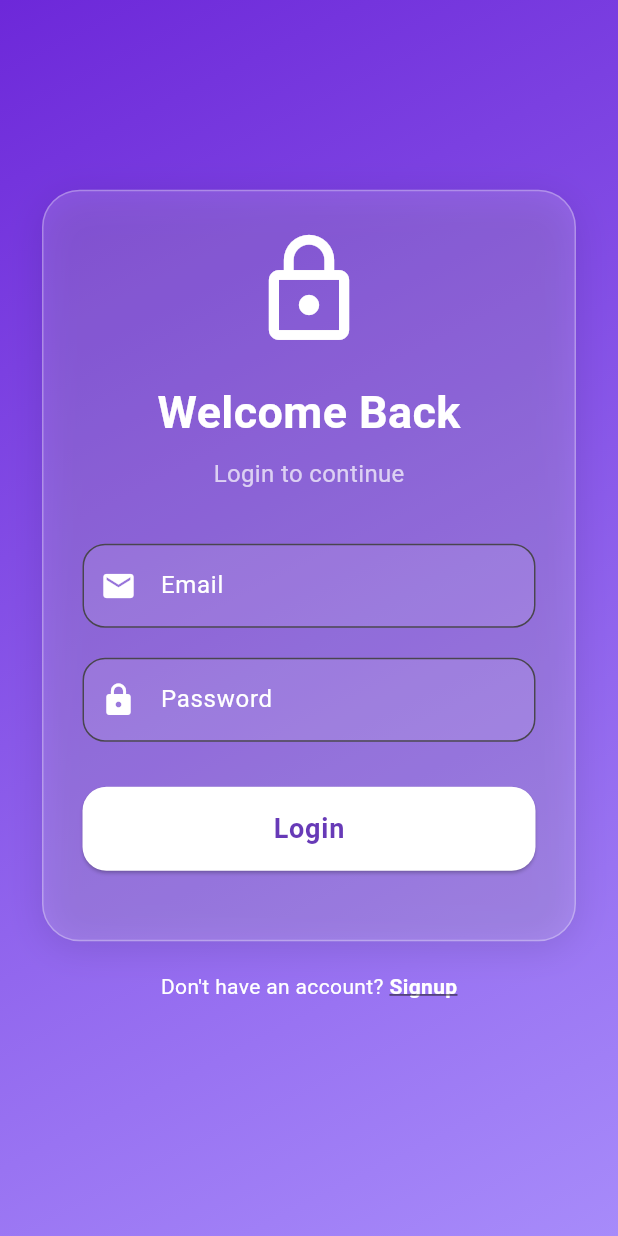
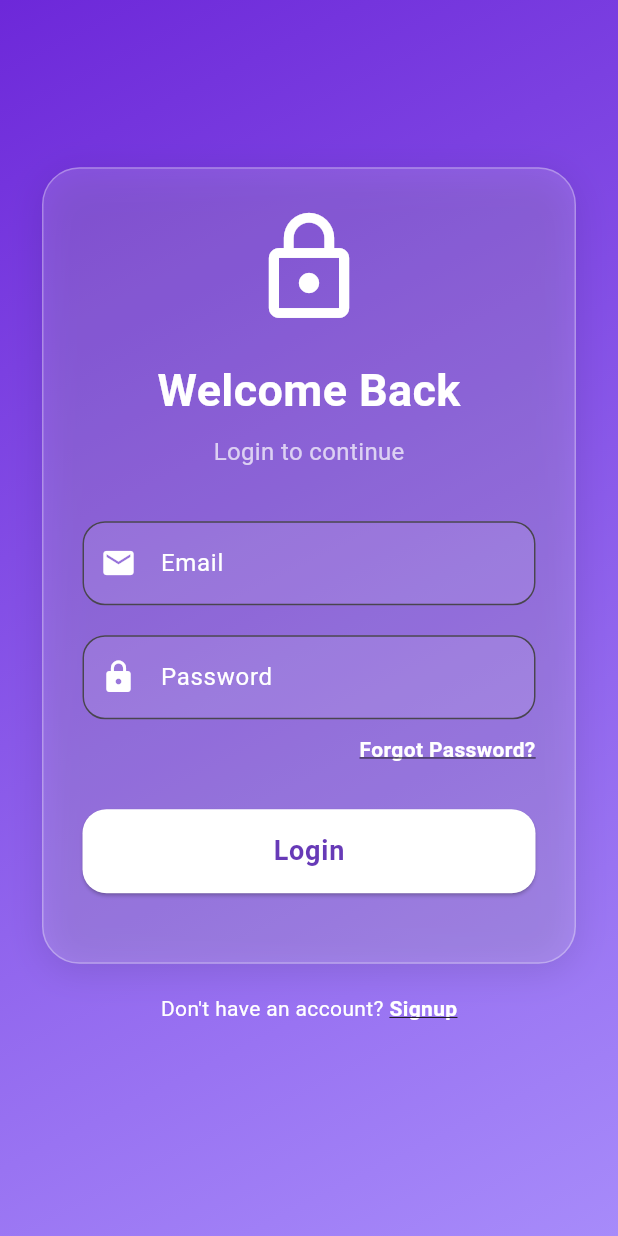
Before and after one commit to Mutti-Ur-Rehman5/Quiz-Flutter, a Flutter app: the screen it shows after launch, on a phone screen of 412 x 824 dp. Run offline on Flutter 3.47's test engine with Material 3 defaults, Android fonts, the phone set to English and light mode, and no system bars; our stand-ins replace cloud_firestore, firebase_auth, firebase_core, image_picker, shared_preferences, webview_flutter; accounts and stored records are empty.

Commit message:
Password reset functionality added

```diff
--- a/lib/login_screen.dart
+++ b/lib/login_screen.dart
@@ -2,6 +2,7 @@ import 'package:flutter/material.dart';
 import 'package:firebase_auth/firebase_auth.dart';
 import 'signup_screen.dart';
 import 'home_screen.dart';
+import "ForgotPasswordScreen.dart";
 
 class LoginScreen extends StatefulWidget {
   const LoginScreen({super.key});
@@ -151,6 +152,30 @@ class _LoginScreenState extends State<LoginScreen> {
                             ),
                           ),
                         ),
+                        const SizedBox(height: 10),
+
+                        // Forgot Password
+                        Align(
+                          alignment: Alignment.centerRight,
+                          child: GestureDetector(
+                            onTap: () {
+                              Navigator.push(
+                                context,
+                                MaterialPageRoute(
+                                    builder: (context) =>
+                                        const ForgotPasswordScreen()),
+                              );
+                            },
+                            child: const Text(
+                              "Forgot Password?",
+                              style: TextStyle(
+                                color: Colors.white,
+                                fontWeight: FontWeight.bold,
+                                decoration: TextDecoration.underline,
+                              ),
+                            ),
+                          ),
+                        ),
                         const SizedBox(height: 30),
 
                         // Login Button
```
Also changed, not shown: lib/ForgotPasswordScreen.dart (added, +101 -0 lines).
